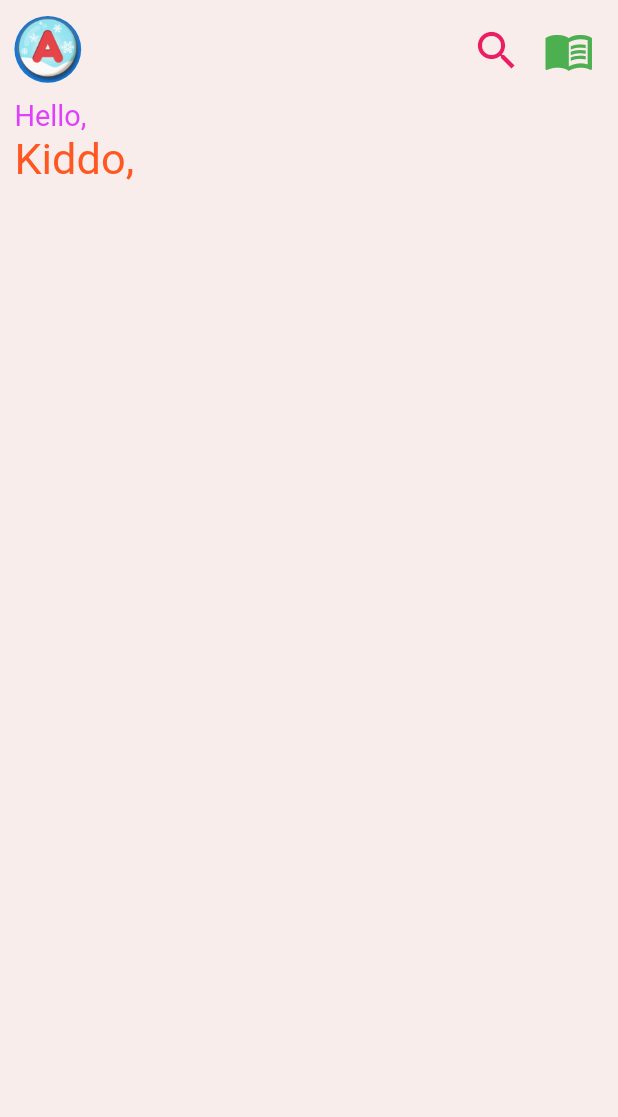
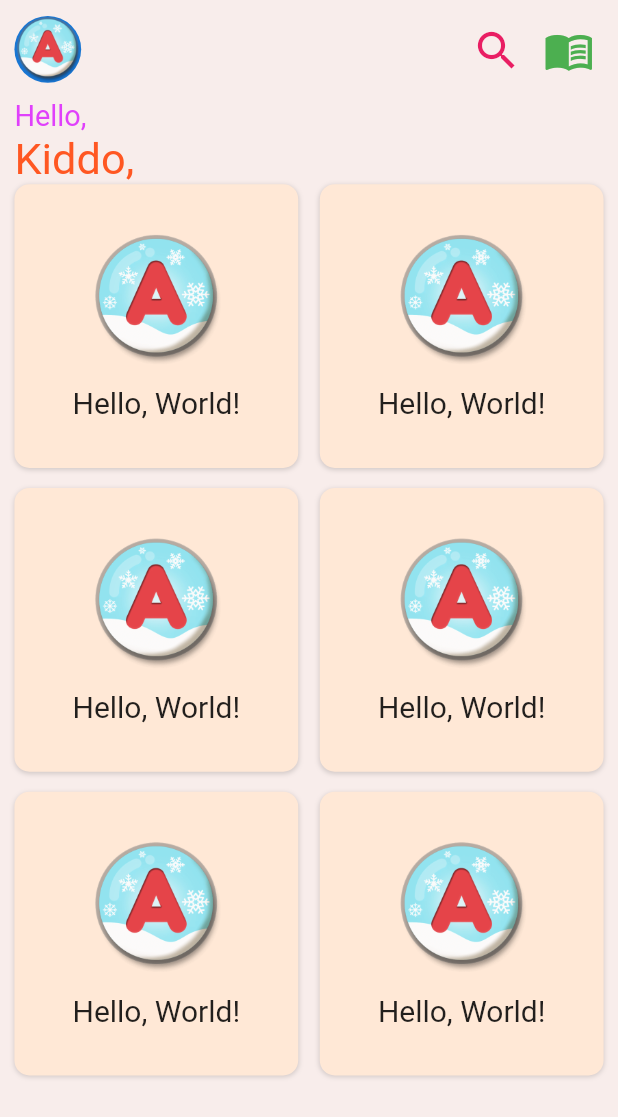
Before and after one commit to NasShihab/kids_time, a Flutter app: the screen it shows after launch, on a phone screen of 412 x 824 dp. Shown: the top 1117 px of the screen. Run offline on Flutter 3.47's test engine with Material 2 defaults, Android fonts, the phone set to English and light mode, and no system bars; our stand-ins replace flutter_screenutil, get, google_fonts; Roboto replaces fonts that are missing (Mogra).

Commit message:
container

```diff
--- a/lib/home_page.dart
+++ b/lib/home_page.dart
@@ -10,6 +10,7 @@ class HomePage extends StatelessWidget {
   Widget build(BuildContext context) {
     return Scaffold(
       backgroundColor: const Color(0xFFf8edeb),
+      // backgroundColor: const Color(0xFFffe8d6),
       body: SafeArea(
         child: Padding(
           padding: EdgeInsets.symmetric(horizontal: 10.w, vertical: 10.h),
@@ -60,7 +61,55 @@ class HomePage extends StatelessWidget {
                         fontSize: 30.sp, color: Colors.deepOrange),
                   ),
                 ],
-              )
+              ),
+              GridView.builder(
+                shrinkWrap: true,
+                gridDelegate: SliverGridDelegateWithFixedCrossAxisCount(
+                  crossAxisSpacing: 15.w,
+                  mainAxisSpacing: 15.h,
+                  crossAxisCount: 2,
+                ),
+                itemCount: 6,
+                itemBuilder: (context, index) {
+                  return Center(
+                    child: Container(
+                      width: 200.0,
+                      height: 200.0,
+                      decoration: BoxDecoration(
+                        color: const Color(0xFFffe8d6),
+                        borderRadius: BorderRadius.circular(10.0),
+                        boxShadow: [
+                          BoxShadow(
+                            color: Colors.black.withOpacity(0.15),
+                            offset: const Offset(0, 1),
+                            blurRadius: 2.0,
+                          ),
+                        ],
+                      ),
+                      child: Center(
+                        child: Column(
+                          mainAxisAlignment: MainAxisAlignment.center,
+                          children: [
+                            Image(
+                              image: const AssetImage('images/a.png'),
+                              height: 100.h,
+                              width: 100.h,
+                              fit: BoxFit.cover,
+                            ),
+                            height15(),
+                            const Text(
+                              'Hello, World!',
+                              style: TextStyle(
+                                fontSize: 20.0,
+                              ),
+                            ),
+                          ],
+                        ),
+                      ),
+                    ),
+                  );
+                },
+              ),
             ],
           ),
         ),
```
